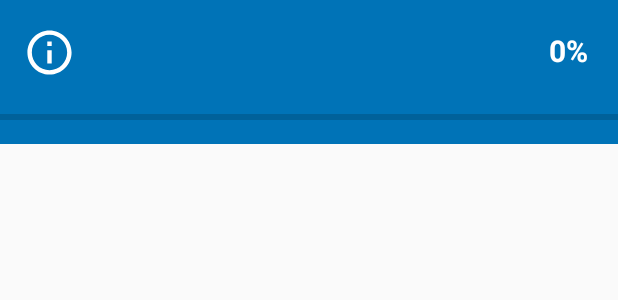
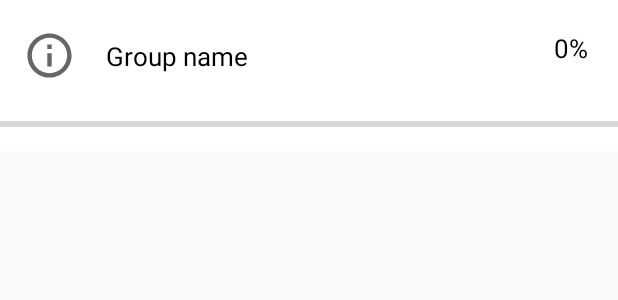
Before and after one commit to ReCodEx/android-app, an Android app: the layout group_list_item.xml on its own in the app's theme, with its tools: preview values and no code run, on a phone screen of 412 x 824 dp. Shown: the top 300 px of the screen. Run offline under Robolectric (Android 15) with nearby library versions, the phone set to English and light mode, and no system bars.

Commit message:
make group list more similar to assignment list

```diff
--- a/app/src/main/res/layout/group_list_item.xml
+++ b/app/src/main/res/layout/group_list_item.xml
@@ -8,7 +8,7 @@
     android:layout_height="wrap_content"
     android:clickable="true"
     android:focusable="true"
-    android:background="@color/colorBlue">
+    android:background="@color/colorWhite">
 
     <RelativeLayout
         android:layout_width="match_parent"
@@ -17,6 +17,7 @@
         <ImageView
             android:layout_width="35dp"
             android:layout_height="35dp"
+            android:tint="@color/contentForegroundMuted"
             app:srcCompat="@drawable/ic_info"
             android:id="@+id/assignmentInfoIcon"
             android:layout_centerVertical="true"
@@ -26,20 +27,21 @@
             android:layout_marginStart="15dp" />
 
         <TextView
-            android:layout_width="match_parent"
+            android:layout_width="wrap_content"
             android:layout_height="wrap_content"
             android:id="@+id/group_name"
+            tools:text="Group name"
+            android:textSize="17sp"
             android:paddingTop="25dp"
             android:paddingBottom="25dp"
             android:paddingLeft="20dp"
-            android:textColor="@color/colorWhite"
-            android:textAllCaps="true"
+            android:textColor="@color/contentForeground"
             android:layout_weight="1"
             android:layout_toRightOf="@+id/assignmentInfoIcon"
             android:layout_toLeftOf="@+id/percent"/>
 
         <TextView
-            android:text="0%"
+            tools:text="0%"
             android:layout_height="wrap_content"
             android:id="@+id/percent"
             android:layout_alignBottom="@+id/group_name"
@@ -48,9 +50,9 @@
             android:layout_alignParentTop="true"
             android:layout_width="wrap_content"
             android:fontFamily="sans-serif"
-            android:textSize="20sp"
-            android:textStyle="normal|bold"
-            android:textColor="@color/colorWhite"
+            android:textSize="17sp"
+            android:textStyle="normal"
+            android:textColor="@color/contentForeground"
             android:textAlignment="textEnd"
             android:layout_gravity="end"
             android:paddingTop="20dp"
@@ -62,6 +64,6 @@
         android:layout_width="match_parent"
         android:layout_height="wrap_content"
         android:id="@+id/progress"
-        android:paddingBottom="10dp" />
+        android:layout_marginBottom="10dp" />
 
 </LinearLayout>
```
